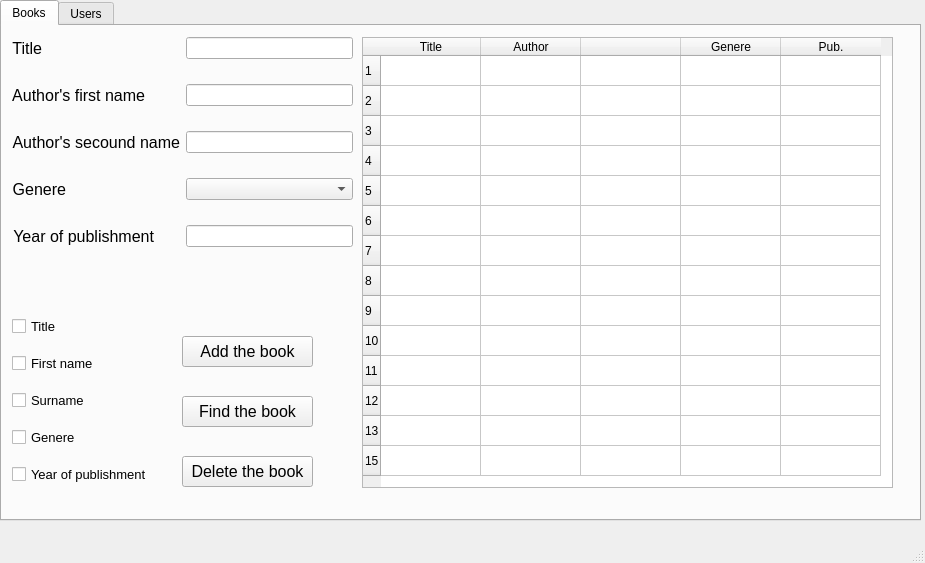
Before: the Qt Designer form mainwindow.ui in JakubMckowiak/libDEMO2, drawn with Qt 5.
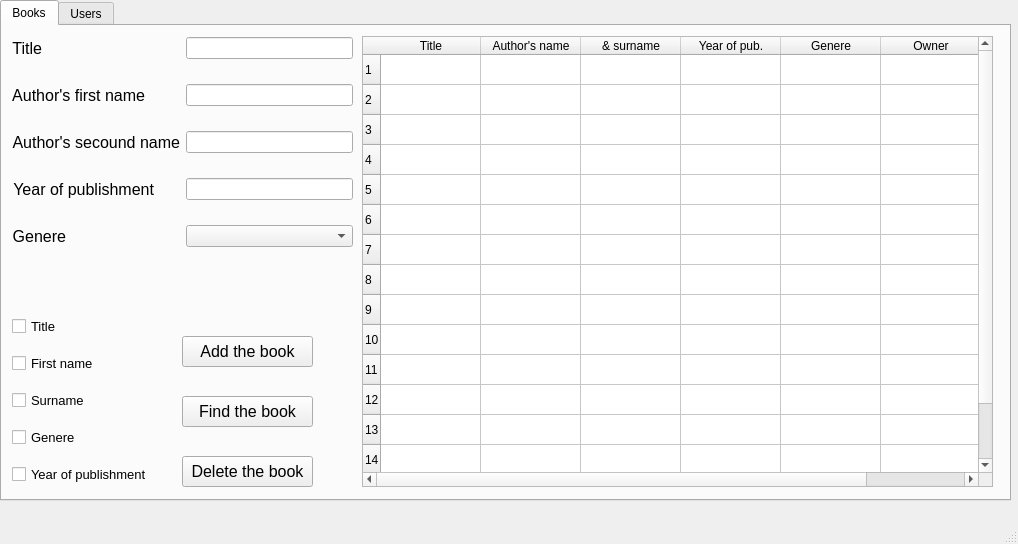
After: the same form once the commit is applied.

Commit message: Added books deleting from memory functionality; Added 'possessor's number' column to books tab table widget, fixed few minor disadvanteges

```diff
--- a/mainwindow.ui
+++ b/mainwindow.ui
@@ -6,8 +6,8 @@
    <rect>
     <x>0</x>
     <y>0</y>
-    <width>925</width>
-    <height>563</height>
+    <width>1018</width>
+    <height>544</height>
    </rect>
   </property>
   <property name="windowTitle">
@@ -19,8 +19,8 @@
      <rect>
       <x>0</x>
       <y>0</y>
-      <width>921</width>
-      <height>521</height>
+      <width>1011</width>
+      <height>501</height>
      </rect>
     </property>
     <layout class="QGridLayout" name="gridLayout">
@@ -58,9 +58,6 @@
             </property>
            </widget>
           </item>
-          <item row="0" column="1">
-           <widget class="QLineEdit" name="inputAddTitle"/>
-          </item>
           <item row="2" column="0">
            <widget class="QLabel" name="label_2">
             <property name="font">
@@ -76,9 +73,6 @@
             </property>
            </widget>
           </item>
-          <item row="2" column="1">
-           <widget class="QLineEdit" name="inputAddFirstName"/>
-          </item>
           <item row="3" column="1">
            <spacer name="verticalSpacer_3">
             <property name="orientation">
@@ -110,9 +104,6 @@
             </property>
            </widget>
           </item>
-          <item row="4" column="1">
-           <widget class="QLineEdit" name="inputAddSurname"/>
-          </item>
           <item row="5" column="1">
            <spacer name="verticalSpacer_4">
             <property name="orientation">
@@ -137,16 +128,13 @@
              </font>
             </property>
             <property name="text">
-             <string>Genere</string>
+             <string>Year of publishment</string>
             </property>
             <property name="alignment">
              <set>Qt::AlignRight|Qt::AlignTrailing|Qt::AlignVCenter</set>
             </property>
            </widget>
           </item>
-          <item row="6" column="1">
-           <widget class="QComboBox" name="inputAddGenere"/>
-          </item>
           <item row="7" column="1">
            <spacer name="verticalSpacer_5">
             <property name="orientation">
@@ -171,16 +159,13 @@
              </font>
             </property>
             <property name="text">
-             <string>Year of publishment</string>
+             <string>Genere</string>
             </property>
             <property name="alignment">
              <set>Qt::AlignRight|Qt::AlignTrailing|Qt::AlignVCenter</set>
             </property>
            </widget>
           </item>
-          <item row="8" column="1">
-           <widget class="QLineEdit" name="inputAddYear"/>
-          </item>
           <item row="1" column="1">
            <spacer name="verticalSpacer_2">
             <property name="orientation">
@@ -197,6 +182,21 @@
             </property>
            </spacer>
           </item>
+          <item row="0" column="1">
+           <widget class="QLineEdit" name="inputAddTitle"/>
+          </item>
+          <item row="2" column="1">
+           <widget class="QLineEdit" name="inputAddFirstName"/>
+          </item>
+          <item row="4" column="1">
+           <widget class="QLineEdit" name="inputAddSurname"/>
+          </item>
+          <item row="6" column="1">
+           <widget class="QLineEdit" name="inputAddYear"/>
+          </item>
+          <item row="8" column="1">
+           <widget class="QComboBox" name="inputAddGenere"/>
+          </item>
          </layout>
         </widget>
         <widget class="QPushButton" name="submitAddBook">
@@ -239,8 +239,8 @@
          <property name="geometry">
           <rect>
            <x>360</x>
-           <y>11</y>
-           <width>531</width>
+           <y>10</y>
+           <width>631</width>
            <height>451</height>
           </rect>
          </property>
@@ -318,6 +318,11 @@
            <string>13</string>
           </property>
          </row>
+         <row>
+          <property name="text">
+           <string>14</string>
+          </property>
+         </row>
          <row>
           <property name="text">
            <string>15</string>
@@ -330,12 +335,17 @@
          </column>
          <column>
           <property name="text">
-           <string>Author</string>
+           <string>Author's name</string>
           </property>
          </column>
          <column>
           <property name="text">
-           <string/>
+           <string>&amp; surname</string>
+          </property>
+         </column>
+         <column>
+          <property name="text">
+           <string>Year of pub.</string>
           </property>
          </column>
          <column>
@@ -345,7 +355,7 @@
          </column>
          <column>
           <property name="text">
-           <string>Pub.</string>
+           <string>Owner</string>
           </property>
          </column>
         </widget>
@@ -468,7 +478,7 @@
     <rect>
      <x>0</x>
      <y>0</y>
-     <width>925</width>
+     <width>1018</width>
      <height>21</height>
     </rect>
    </property>
```
The commit also changes 4 other files.
